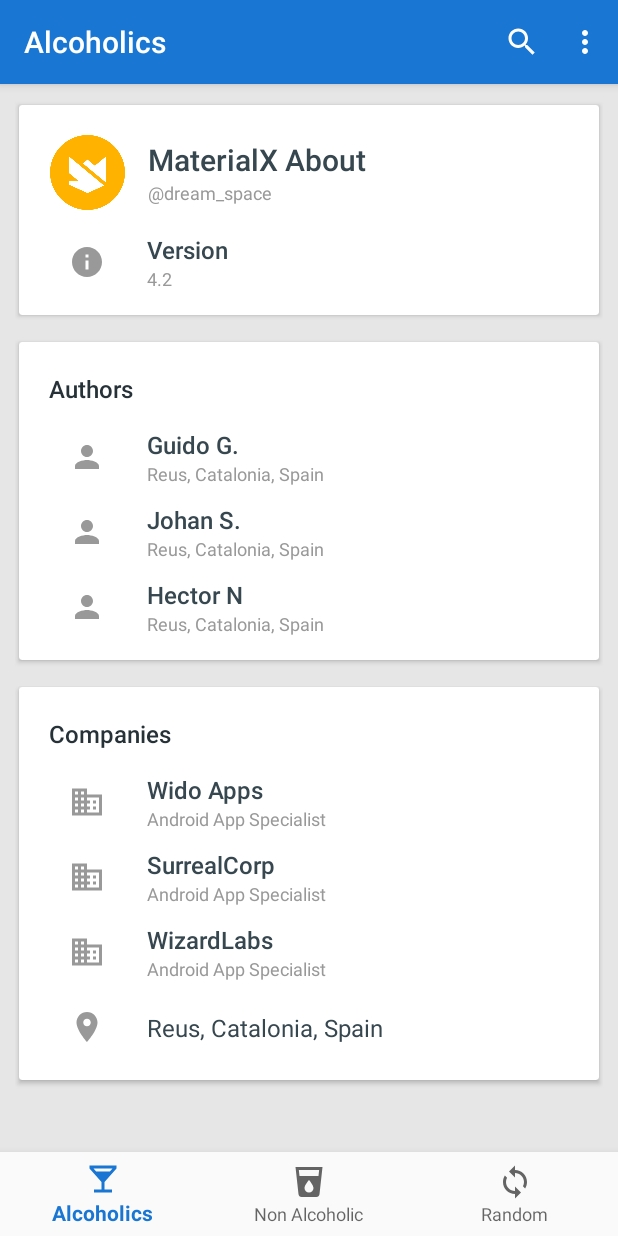
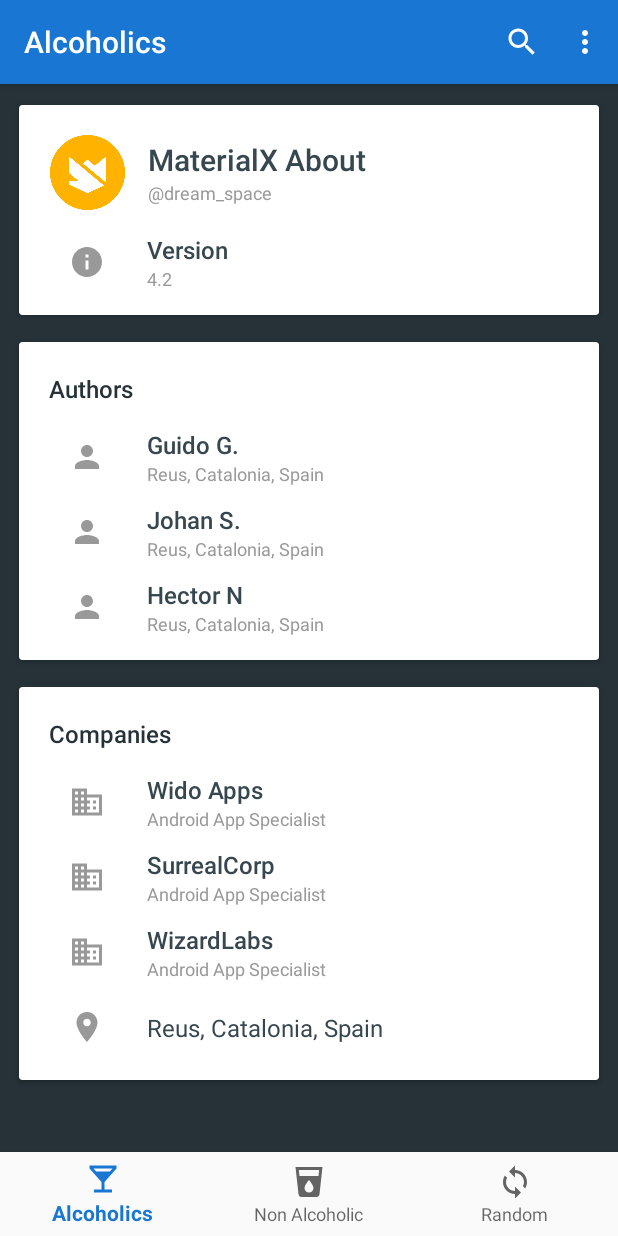
Before and after one commit to Xevcan/APP-M7, an Android app: the screen it shows after launch (MainActivity), in the options menu, after a tap on "About", on a phone screen of 412 x 824 dp. Run offline under Robolectric (Android 15) with nearby library versions, the phone set to English and light mode, and no system bars; our stand-ins replace navigation-ui; 1 statement that could not run was skipped.

Commit message:
Cambiado colores del diseño

```diff
--- a/CocktailMixerPrueba/app/src/main/res/layout/fragment_about.xml
+++ b/CocktailMixerPrueba/app/src/main/res/layout/fragment_about.xml
@@ -3,7 +3,7 @@
     xmlns:app="http://schemas.android.com/apk/res-auto"
     android:layout_width="match_parent"
     android:layout_height="match_parent"
-    android:background="@color/grey_10"
+    android:background="@color/grey_90"
     android:orientation="vertical">
 
     <com.google.android.material.appbar.AppBarLayout
@@ -36,14 +36,14 @@
                     android:layout_width="match_parent"
                     android:layout_height="wrap_content"
                     android:orientation="vertical"
-                    android:paddingBottom="10dp"
-                    android:paddingTop="@dimen/spacing_middle">
+                    android:paddingTop="@dimen/spacing_middle"
+                    android:paddingBottom="10dp">
 
                     <LinearLayout
                         android:layout_width="match_parent"
                         android:layout_height="wrap_content"
+                        android:layout_marginTop="@dimen/spacing_middle"
                         android:layout_marginBottom="@dimen/spacing_middle"
-                        android:layout_marginTop="@dimen/spacing_middle"
                         android:gravity="center_vertical"
                         android:minHeight="@dimen/spacing_xxlarge"
                         android:orientation="horizontal"
@@ -159,8 +159,8 @@
                     android:layout_width="match_parent"
                     android:layout_height="wrap_content"
                     android:orientation="vertical"
-                    android:paddingBottom="@dimen/spacing_middle"
-                    android:paddingTop="@dimen/spacing_middle">
+                    android:paddingTop="@dimen/spacing_middle"
+                    android:paddingBottom="@dimen/spacing_middle">
 
                     <TextView
                         android:layout_width="wrap_content"
@@ -347,8 +347,8 @@
                     android:layout_width="match_parent"
                     android:layout_height="wrap_content"
                     android:orientation="vertical"
-                    android:paddingBottom="@dimen/spacing_middle"
-                    android:paddingTop="@dimen/spacing_middle">
+                    android:paddingTop="@dimen/spacing_middle"
+                    android:paddingBottom="@dimen/spacing_middle">
 
                     <TextView
                         android:layout_width="wrap_content"
--- a/CocktailMixerPrueba/app/src/main/res/layout/fragment_bebida.xml
+++ b/CocktailMixerPrueba/app/src/main/res/layout/fragment_bebida.xml
@@ -3,7 +3,7 @@
     xmlns:app="http://schemas.android.com/apk/res-auto"
     android:layout_width="match_parent"
     android:layout_height="match_parent"
-    android:background="@color/grey_10">
+    android:background="@color/blue_grey_800">
 
     <com.google.android.material.appbar.AppBarLayout
         android:id="@+id/app_bar_layout"
--- a/CocktailMixerPrueba/app/src/main/res/layout/fragment_home.xml
+++ b/CocktailMixerPrueba/app/src/main/res/layout/fragment_home.xml
@@ -1,9 +1,8 @@
 <?xml version="1.0" encoding="utf-8"?>
 <LinearLayout xmlns:android="http://schemas.android.com/apk/res/android"
-    xmlns:app="http://schemas.android.com/apk/res-auto"
     android:layout_width="match_parent"
     android:layout_height="match_parent"
-    android:background="@android:color/black"
+    android:background="@color/grey_90"
     android:orientation="vertical">
 
     <androidx.recyclerview.widget.RecyclerView
--- a/CocktailMixerPrueba/app/src/main/res/layout/item_grid_bebida.xml
+++ b/CocktailMixerPrueba/app/src/main/res/layout/item_grid_bebida.xml
@@ -28,7 +28,7 @@
         <LinearLayout
             android:layout_width="match_parent"
             android:layout_height="wrap_content"
-            android:background="@color/blue_grey_800"
+            android:background="@color/blue_600"
             android:gravity="center_vertical"
             android:orientation="horizontal"
             android:padding="@dimen/spacing_large">
```
